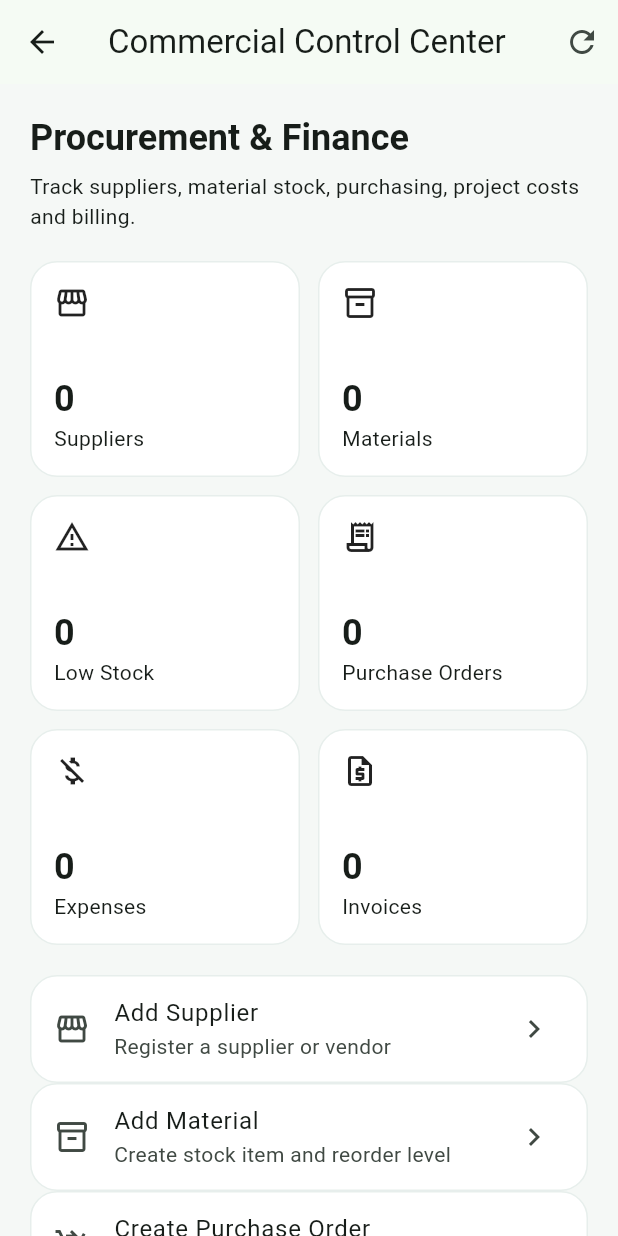
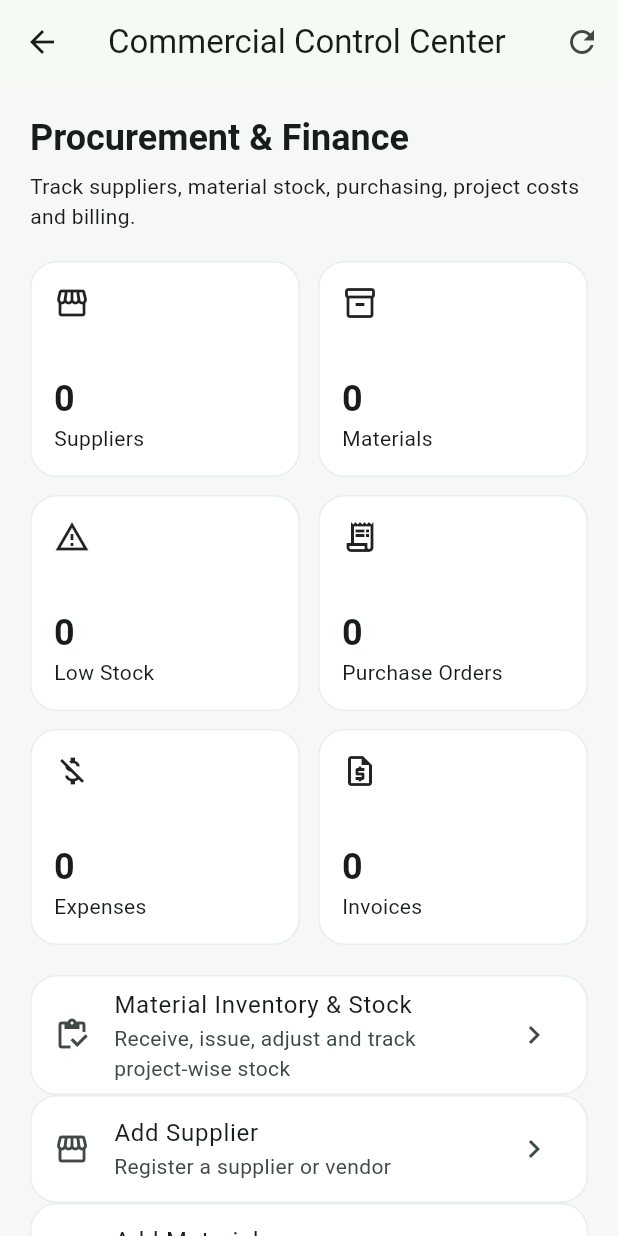
Before and after one commit to choudrymnouman-cell/Choudhary-Sons, a Flutter app: the CommercialDashboard screen opened directly with empty values, after a tap on the "refresh" icon, on a phone screen of 412 x 824 dp. Run offline on Flutter 3.47's test engine with Material 3 defaults, Android fonts, the phone set to English and light mode, and no system bars; our stand-ins replace file_picker, supabase_flutter; accounts and stored records are empty.

Commit message:
feat: connect material inventory control

```diff
--- a/mobile/lib/screens/commercial_dashboard.dart
+++ b/mobile/lib/screens/commercial_dashboard.dart
@@ -2,98 +2,37 @@ import 'package:flutter/material.dart';
 
 import '../services/api_service.dart';
 import 'boq_management_screen.dart';
+import 'material_stock_screen.dart';
 import 'operations_create_forms.dart';
 import 'project_financial_screen.dart';
 
 class CommercialDashboard extends StatefulWidget {
   const CommercialDashboard({super.key, required this.session});
   final AuthSession session;
-
-  @override
-  State<CommercialDashboard> createState() => _CommercialDashboardState();
+  @override State<CommercialDashboard> createState() => _CommercialDashboardState();
 }
 
 class _CommercialDashboardState extends State<CommercialDashboard> {
-  final _api = ApiService();
-  bool _loading = true;
-  String? _error;
-  int suppliers = 0, materials = 0, lowStock = 0, purchaseOrders = 0, expenses = 0, invoices = 0;
-
-  @override
-  void initState() { super.initState(); _load(); }
-
-  Future<void> _load() async {
-    setState(() { _loading = true; _error = null; });
-    try {
-      final results = await Future.wait([
-        _api.suppliers(widget.session.token), _api.materials(widget.session.token), _api.lowStockMaterials(widget.session.token),
-        _api.purchaseOrders(widget.session.token), _api.expenses(widget.session.token), _api.invoices(widget.session.token),
-      ]);
-      if (!mounted) return;
-      setState(() { suppliers = results[0].length; materials = results[1].length; lowStock = results[2].length; purchaseOrders = results[3].length; expenses = results[4].length; invoices = results[5].length; });
-    } catch (e) {
-      if (mounted) setState(() => _error = e.toString().replaceFirst('Exception: ', ''));
-    } finally { if (mounted) setState(() => _loading = false); }
-  }
-
-  Future<void> _open(String type) async {
-    final changed = await Navigator.of(context).push<bool>(MaterialPageRoute(builder: (_) => OperationsCreateScreen(session: widget.session, type: type)));
-    if (changed == true) _load();
-  }
-
-  void _openFinancials() => Navigator.of(context).push(MaterialPageRoute(builder: (_) => ProjectFinancialScreen(session: widget.session)));
-  void _openBoq() => Navigator.of(context).push(MaterialPageRoute(builder: (_) => BoqManagementScreen(session: widget.session)));
-
-  @override
-  Widget build(BuildContext context) {
-    return Scaffold(
-      appBar: AppBar(title: const Text('Commercial Control Center'), actions: [IconButton(onPressed: _load, icon: const Icon(Icons.refresh))]),
-      body: _loading ? const Center(child: CircularProgressIndicator()) : RefreshIndicator(
-        onRefresh: _load,
-        child: ListView(
-          padding: const EdgeInsets.all(20),
-          children: [
-            Text('Procurement & Finance', style: Theme.of(context).textTheme.headlineSmall?.copyWith(fontWeight: FontWeight.bold)),
-            const SizedBox(height: 6),
-            const Text('Track suppliers, material stock, purchasing, project costs and billing.'),
-            if (_error != null) ...[const SizedBox(height: 12), Text(_error!, style: TextStyle(color: Theme.of(context).colorScheme.error))],
-            const SizedBox(height: 20),
-            GridView.count(
-              shrinkWrap: true, physics: const NeverScrollableScrollPhysics(), crossAxisCount: 2, crossAxisSpacing: 12, mainAxisSpacing: 12, childAspectRatio: 1.25,
-              children: [
-                _MetricCard(icon: Icons.storefront_outlined, label: 'Suppliers', value: suppliers),
-                _MetricCard(icon: Icons.inventory_2_outlined, label: 'Materials', value: materials),
-                _MetricCard(icon: Icons.warning_amber_outlined, label: 'Low Stock', value: lowStock),
-                _MetricCard(icon: Icons.receipt_long_outlined, label: 'Purchase Orders', value: purchaseOrders),
-                _MetricCard(icon: Icons.money_off_outlined, label: 'Expenses', value: expenses),
-                _MetricCard(icon: Icons.request_quote_outlined, label: 'Invoices', value: invoices),
-              ],
-            ),
-            const SizedBox(height: 20),
-            _ActionTile(icon: Icons.storefront_outlined, title: 'Add Supplier', subtitle: 'Register a supplier or vendor', onTap: () => _open('Supplier')),
-            _ActionTile(icon: Icons.inventory_2_outlined, title: 'Add Material', subtitle: 'Create stock item and reorder level', onTap: () => _open('Material')),
-            _ActionTile(icon: Icons.shopping_cart_checkout_outlined, title: 'Create Purchase Order', subtitle: 'Create supplier purchase order', onTap: () => _open('Purchase Order')),
-            _ActionTile(icon: Icons.payments_outlined, title: 'Record Project Expense', subtitle: 'Labour, material, fuel and site expense', onTap: () => _open('Expense')),
-            _ActionTile(icon: Icons.request_quote_outlined, title: 'Create Client Invoice', subtitle: 'Billing and receivables', onTap: () => _open('Invoice')),
-            _ActionTile(icon: Icons.calculate_outlined, title: 'BOQ Management', subtitle: 'Quantities, unit rates, executed work and remaining value', onTap: _openBoq),
-            _ActionTile(icon: Icons.trending_up_outlined, title: 'Project Financial Control', subtitle: 'Contract value, cost, billing, collections and estimated profit', onTap: _openFinancials),
-          ],
-        ),
-      ),
-    );
-  }
+  final _api = ApiService(); bool _loading=true; String? _error;
+  int suppliers=0,materials=0,lowStock=0,purchaseOrders=0,expenses=0,invoices=0;
+  @override void initState(){super.initState();_load();}
+  Future<void> _load() async {setState((){_loading=true;_error=null;});try{final r=await Future.wait([_api.suppliers(widget.session.token),_api.materials(widget.session.token),_api.lowStockMaterials(widget.session.token),_api.purchaseOrders(widget.session.token),_api.expenses(widget.session.token),_api.invoices(widget.session.token)]);if(!mounted)return;setState((){suppliers=r[0].length;materials=r[1].length;lowStock=r[2].length;purchaseOrders=r[3].length;expenses=r[4].length;invoices=r[5].length;});}catch(e){if(mounted)setState(()=>_error=e.toString().replaceFirst('Exception: ',''));}finally{if(mounted)setState(()=>_loading=false);}}
+  Future<void> _open(String type) async {final changed=await Navigator.of(context).push<bool>(MaterialPageRoute(builder:(_)=>OperationsCreateScreen(session:widget.session,type:type)));if(changed==true)_load();}
+  void _openFinancials()=>Navigator.of(context).push(MaterialPageRoute(builder:(_)=>ProjectFinancialScreen(session:widget.session)));
+  void _openBoq()=>Navigator.of(context).push(MaterialPageRoute(builder:(_)=>BoqManagementScreen(session:widget.session)));
+  void _openStock()=>Navigator.of(context).push(MaterialPageRoute(builder:(_)=>MaterialStockScreen(session:widget.session)));
+  @override Widget build(BuildContext context)=>Scaffold(appBar:AppBar(title:const Text('Commercial Control Center'),actions:[IconButton(onPressed:_load,icon:const Icon(Icons.refresh))]),body:_loading?const Center(child:CircularProgressIndicator()):RefreshIndicator(onRefresh:_load,child:ListView(padding:const EdgeInsets.all(20),children:[
+    Text('Procurement & Finance',style:Theme.of(context).textTheme.headlineSmall?.copyWith(fontWeight:FontWeight.bold)),const SizedBox(height:6),const Text('Track suppliers, material stock, purchasing, project costs and billing.'),if(_error!=null)...[const SizedBox(height:12),Text(_error!,style:TextStyle(color:Theme.of(context).colorScheme.error))],const SizedBox(height:20),
+    GridView.count(shrinkWrap:true,physics:const NeverScrollableScrollPhysics(),crossAxisCount:2,crossAxisSpacing:12,mainAxisSpacing:12,childAspectRatio:1.25,children:[_MetricCard(icon:Icons.storefront_outlined,label:'Suppliers',value:suppliers),_MetricCard(icon:Icons.inventory_2_outlined,label:'Materials',value:materials),_MetricCard(icon:Icons.warning_amber_outlined,label:'Low Stock',value:lowStock),_MetricCard(icon:Icons.receipt_long_outlined,label:'Purchase Orders',value:purchaseOrders),_MetricCard(icon:Icons.money_off_outlined,label:'Expenses',value:expenses),_MetricCard(icon:Icons.request_quote_outlined,label:'Invoices',value:invoices)]),const SizedBox(height:20),
+    _ActionTile(icon:Icons.inventory_outlined,title:'Material Inventory & Stock',subtitle:'Receive, issue, adjust and track project-wise stock',onTap:_openStock),
+    _ActionTile(icon:Icons.storefront_outlined,title:'Add Supplier',subtitle:'Register a supplier or vendor',onTap:()=>_open('Supplier')),
+    _ActionTile(icon:Icons.inventory_2_outlined,title:'Add Material',subtitle:'Create stock item and reorder level',onTap:()=>_open('Material')),
+    _ActionTile(icon:Icons.shopping_cart_checkout_outlined,title:'Create Purchase Order',subtitle:'Create supplier purchase order',onTap:()=>_open('Purchase Order')),
+    _ActionTile(icon:Icons.payments_outlined,title:'Record Project Expense',subtitle:'Labour, material, fuel and site expense',onTap:()=>_open('Expense')),
+    _ActionTile(icon:Icons.request_quote_outlined,title:'Create Client Invoice',subtitle:'Billing and receivables',onTap:()=>_open('Invoice')),
+    _ActionTile(icon:Icons.calculate_outlined,title:'BOQ Management',subtitle:'Quantities, unit rates, executed work and remaining value',onTap:_openBoq),
+    _ActionTile(icon:Icons.trending_up_outlined,title:'Project Financial Control',subtitle:'Contract value, cost, billing, collections and estimated profit',onTap:_openFinancials),
+  ])));
 }
-
-class _MetricCard extends StatelessWidget {
-  const _MetricCard({required this.icon, required this.label, required this.value});
-  final IconData icon; final String label; final int value;
-  @override
-  Widget build(BuildContext context) => Card(child: Padding(padding: const EdgeInsets.all(16), child: Column(crossAxisAlignment: CrossAxisAlignment.start, children: [Icon(icon), const Spacer(), Text('$value', style: Theme.of(context).textTheme.headlineSmall?.copyWith(fontWeight: FontWeight.bold)), Text(label)])));
-}
-
-class _ActionTile extends StatelessWidget {
-  const _ActionTile({required this.icon, required this.title, required this.subtitle, this.onTap});
-  final IconData icon; final String title; final String subtitle; final VoidCallback? onTap;
-  @override
-  Widget build(BuildContext context) => Card(child: ListTile(leading: Icon(icon), title: Text(title), subtitle: Text(subtitle), trailing: const Icon(Icons.chevron_right), onTap: onTap));
-}
+class _MetricCard extends StatelessWidget{const _MetricCard({required this.icon,required this.label,required this.value});final IconData icon;final String label;final int value;@override Widget build(BuildContext context)=>Card(child:Padding(padding:const EdgeInsets.all(16),child:Column(crossAxisAlignment:CrossAxisAlignment.start,children:[Icon(icon),const Spacer(),Text('$value',style:Theme.of(context).textTheme.headlineSmall?.copyWith(fontWeight:FontWeight.bold)),Text(label)])));}
+class _ActionTile extends StatelessWidget{const _ActionTile({required this.icon,required this.title,required this.subtitle,this.onTap});final IconData icon;final String title,subtitle;final VoidCallback? onTap;@override Widget build(BuildContext context)=>Card(child:ListTile(leading:Icon(icon),title:Text(title),subtitle:Text(subtitle),trailing:const Icon(Icons.chevron_right),onTap:onTap));}
```
